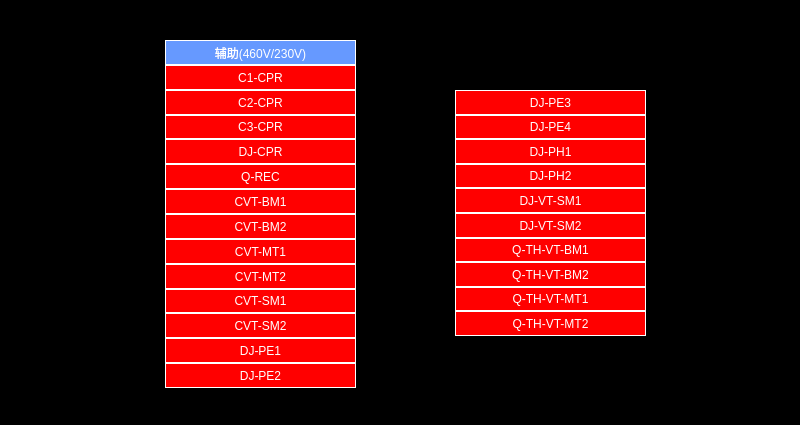
Qt form devicedata_breaker.ui (mayue-crrc/Loco8) before a commit.
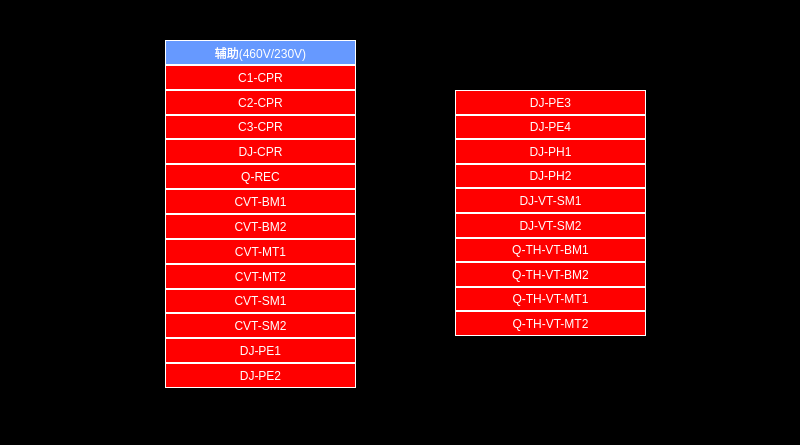
The same form after that commit.

Diff of the .ui file:
```diff
--- a/devicedata_breaker.ui
+++ b/devicedata_breaker.ui
@@ -7,7 +7,7 @@
     <x>0</x>
     <y>0</y>
     <width>800</width>
-    <height>425</height>
+    <height>445</height>
    </rect>
   </property>
   <property name="windowTitle">
@@ -25,7 +25,7 @@
 border:1px solid white;
 }</string>
   </property>
-  <widget class="QWidget" name="">
+  <widget class="QWidget" name="layoutWidget">
    <property name="geometry">
     <rect>
      <x>165</x>
@@ -183,7 +183,7 @@
     </item>
    </layout>
   </widget>
-  <widget class="QWidget" name="">
+  <widget class="QWidget" name="layoutWidget">
    <property name="geometry">
     <rect>
      <x>455</x>
```
